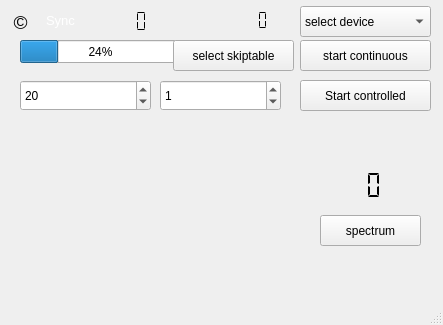
Old version of the form forms/dabscanner.ui in the repository JvanKatwijk/dab-scanner.
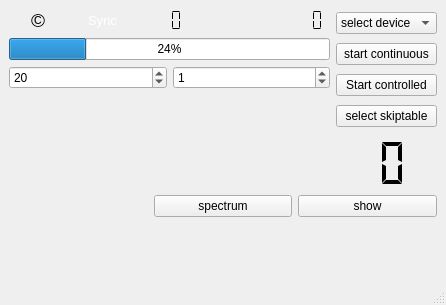
New version of the form.

Patch:
```diff
--- a/forms/dabscanner.ui
+++ b/forms/dabscanner.ui
@@ -6,41 +6,41 @@
    <rect>
     <x>0</x>
     <y>0</y>
-    <width>443</width>
-    <height>325</height>
+    <width>446</width>
+    <height>305</height>
    </rect>
   </property>
   <property name="windowTitle">
    <string>dab-scanner 1.7</string>
   </property>
   <widget class="QWidget" name="centralwidget">
-   <widget class="QLabel" name="localTimeDisplay">
-    <property name="geometry">
-     <rect>
-      <x>270</x>
-      <y>120</y>
-      <width>161</width>
-      <height>21</height>
-     </rect>
-    </property>
+   <layout class="QVBoxLayout" name="verticalLayout_4">
+    <item>
+     <layout class="QHBoxLayout" name="horizontalLayout_7">
+      <item>
+       <layout class="QVBoxLayout" name="verticalLayout_2">
+        <item>
+         <layout class="QHBoxLayout" name="horizontalLayout_3">
+          <item>
+           <widget class="QLabel" name="copyrightLabel">
     <property name="font">
      <font>
-      <pointsize>10</pointsize>
-     </font>
-    </property>
+              <pointsize>14</pointsize>
+             </font>
+            </property>
+            <property name="toolTip">
+             <string>&lt;html&gt;&lt;head/&gt;&lt;body&gt;&lt;p&gt;DabScanner copyright:&lt;/p&gt;&lt;p&gt;J van Katwijk, Lazy Chair Computing. J.vanKatwijk@gmail.com&lt;/p&gt;&lt;p&gt;Copyright of the Qt toolkit used: the Qt Company&lt;/p&gt;&lt;p&gt;Copyright of the libraries used for SDRplay, rtl-sdr based sticks, AIRspy, limeSDR and Hackrf, portaudio, libsndfile and libsamplerate and libfftw3 to their developers&lt;/p&gt;&lt;p&gt;DabScanner  (an SDR-J program) is free software. It is distributed in the hope that it will be useful, but WITHOUT ANY WARRANTY; without even the implied warranty of MERCHANTABILITY or FITNESS FOR A PARTICULAR PURPOSE. See the GNU General Public License for more details.&lt;/p&gt;&lt;p&gt;&lt;br/&gt;&lt;/p&gt;&lt;p&gt;&lt;br/&gt;&lt;/p&gt;&lt;/body&gt;&lt;/html&gt;</string>
+            </property>
     <property name="text">
-     <string/>
-    </property>
-   </widget>
+             <string>©</string>
+            </property>
+            <property name="alignment">
+             <set>Qt::AlignCenter</set>
+            </property>
+           </widget>
+          </item>
+          <item>
    <widget class="QLabel" name="syncedLabel">
-    <property name="geometry">
-     <rect>
-      <x>40</x>
-      <y>10</y>
-      <width>41</width>
-      <height>21</height>
-     </rect>
-    </property>
     <property name="palette">
      <palette>
       <active>
@@ -96,31 +96,9 @@
      <set>Qt::AlignCenter</set>
     </property>
    </widget>
-   <widget class="QLabel" name="motLabel">
-    <property name="geometry">
-     <rect>
-      <x>130</x>
-      <y>0</y>
-      <width>31</width>
-      <height>21</height>
-     </rect>
-    </property>
-    <property name="toolTip">
-     <string>&lt;html&gt;&lt;head/&gt;&lt;body&gt;&lt;p&gt;Synchronization indicator. Greem means sync is OK&lt;/p&gt;&lt;/body&gt;&lt;/html&gt;</string>
-    </property>
-    <property name="text">
-     <string/>
-    </property>
-   </widget>
+          </item>
+          <item>
    <widget class="QLCDNumber" name="snrDisplay">
-    <property name="geometry">
-     <rect>
-      <x>100</x>
-      <y>10</y>
-      <width>64</width>
-      <height>23</height>
-     </rect>
-    </property>
     <property name="toolTip">
      <string>&lt;html&gt;&lt;head/&gt;&lt;body&gt;&lt;p&gt;SNR display, shows the Signal/Noise ratio in the incoming signal. Measurement is by comparing the signal strength of the full signal to that of the null periods of the DAB signal.&lt;/p&gt;&lt;/body&gt;&lt;/html&gt;</string>
     </property>
@@ -134,106 +112,19 @@
      <enum>QLCDNumber::Flat</enum>
     </property>
    </widget>
-   <widget class="QSpinBox" name="channelDelay">
-    <property name="geometry">
-     <rect>
-      <x>20</x>
-      <y>80</y>
-      <width>131</width>
-      <height>31</height>
-     </rect>
-    </property>
+          </item>
+          <item>
+           <widget class="QLabel" name="motLabel">
     <property name="toolTip">
-     <string>&lt;html&gt;&lt;head/&gt;&lt;body&gt;&lt;p&gt;Channel delay. Indicates the amount of time - in seconds - that a channel will be read for ensemble data.&lt;/p&gt;&lt;/body&gt;&lt;/html&gt;</string>
-    </property>
-    <property name="value">
-     <number>20</number>
-    </property>
-   </widget>
-   <widget class="QPushButton" name="startButton">
-    <property name="geometry">
-     <rect>
-      <x>300</x>
-      <y>80</y>
-      <width>131</width>
-      <height>31</height>
-     </rect>
-    </property>
-    <property name="toolTip">
-     <string>&lt;html&gt;&lt;head/&gt;&lt;body&gt;&lt;p&gt;Touching this button will start the processing in &amp;quot;regular&amp;quot; mode. The program will scan for a given number of cycles and then be idle again. The number of cycles can be set by the cycle counter.&lt;br/&gt;&lt;/p&gt;&lt;p&gt;If you select this mode, the button for the &amp;quot;continuous mode&amp;quot; disappears.&lt;/p&gt;&lt;/body&gt;&lt;/html&gt;</string>
-    </property>
+             <string>&lt;html&gt;&lt;head/&gt;&lt;body&gt;&lt;p&gt;Synchronization indicator. Greem means sync is OK&lt;/p&gt;&lt;/body&gt;&lt;/html&gt;</string>
+            </property>
     <property name="text">
-     <string>Start controlled</string>
-    </property>
-   </widget>
-   <widget class="QLabel" name="channelDisplay">
-    <property name="geometry">
-     <rect>
-      <x>30</x>
-      <y>170</y>
-      <width>71</width>
-      <height>31</height>
-     </rect>
-    </property>
-    <property name="font">
-     <font>
-      <pointsize>12</pointsize>
-     </font>
-    </property>
-    <property name="toolTip">
-     <string>&lt;html&gt;&lt;head/&gt;&lt;body&gt;&lt;p&gt;This field will display the name of the channel currently being investigated.&lt;/p&gt;&lt;/body&gt;&lt;/html&gt;</string>
-    </property>
-    <property name="text">
      <string/>
     </property>
    </widget>
-   <widget class="QLabel" name="ensembleDisplay">
-    <property name="geometry">
-     <rect>
-      <x>140</x>
-      <y>170</y>
-      <width>171</width>
-      <height>31</height>
-     </rect>
-    </property>
-    <property name="toolTip">
-     <string>&lt;html&gt;&lt;head/&gt;&lt;body&gt;&lt;p&gt;This field will show the name of the ensemble in the current channel (if any)&lt;/p&gt;&lt;/body&gt;&lt;/html&gt;</string>
-    </property>
-    <property name="text">
-     <string/>
-    </property>
-   </widget>
-   <widget class="QLCDNumber" name="serviceCountDisplay">
-    <property name="geometry">
-     <rect>
-      <x>330</x>
-      <y>170</y>
-      <width>61</width>
-      <height>31</height>
-     </rect>
-    </property>
-    <property name="toolTip">
-     <string>&lt;html&gt;&lt;head/&gt;&lt;body&gt;&lt;p&gt;This field will tell the number of services found in the current ensemble.&lt;/p&gt;&lt;/body&gt;&lt;/html&gt;</string>
-    </property>
-    <property name="frameShape">
-     <enum>QFrame::NoFrame</enum>
-    </property>
-    <property name="digitCount">
-     <number>3</number>
-    </property>
-    <property name="segmentStyle">
-     <enum>QLCDNumber::Flat</enum>
-    </property>
-   </widget>
+          </item>
+          <item>
    <widget class="QLCDNumber" name="offsetDisplay">
-    <property name="geometry">
-     <rect>
-      <x>210</x>
-      <y>10</y>
-      <width>71</width>
-      <height>21</height>
-     </rect>
-    </property>
     <property name="toolTip">
      <string>&lt;html&gt;&lt;head/&gt;&lt;body&gt;&lt;p&gt;Offset display. Shows the offset - in Hz - from the selected frequency needed to establish frequency synchronization.&lt;/p&gt;&lt;/body&gt;&lt;/html&gt;</string>
     </property>
@@ -244,15 +135,13 @@
      <enum>QLCDNumber::Flat</enum>
     </property>
    </widget>
+          </item>
+         </layout>
+        </item>
+        <item>
+         <layout class="QHBoxLayout" name="horizontalLayout_2">
+          <item>
    <widget class="QProgressBar" name="ficSuccessDisplay">
-    <property name="geometry">
-     <rect>
-      <x>20</x>
-      <y>40</y>
-      <width>161</width>
-      <height>23</height>
-     </rect>
-    </property>
     <property name="toolTip">
      <string>&lt;html&gt;&lt;head/&gt;&lt;body&gt;&lt;p&gt;The quality indicator for the decoding of the data in the FIC (&amp;quot;directory&amp;quot;) blocks in the&lt;/p&gt;&lt;p&gt;input stream. 100 is good.&lt;/p&gt;&lt;/body&gt;&lt;/html&gt;</string>
     </property>
@@ -260,15 +149,23 @@
      <number>24</number>
     </property>
    </widget>
+          </item>
+         </layout>
+        </item>
+        <item>
+         <layout class="QHBoxLayout" name="horizontalLayout">
+          <item>
+           <widget class="QSpinBox" name="channelDelay">
+            <property name="toolTip">
+             <string>&lt;html&gt;&lt;head/&gt;&lt;body&gt;&lt;p&gt;Channel delay. Indicates the amount of time - in seconds - that a channel will be read for ensemble data.&lt;/p&gt;&lt;/body&gt;&lt;/html&gt;</string>
+            </property>
+            <property name="value">
+             <number>20</number>
+            </property>
+           </widget>
+          </item>
+          <item>
    <widget class="QSpinBox" name="nrCycles">
-    <property name="geometry">
-     <rect>
-      <x>160</x>
-      <y>80</y>
-      <width>121</width>
-      <height>31</height>
-     </rect>
-    </property>
     <property name="toolTip">
      <string>&lt;html&gt;&lt;head/&gt;&lt;body&gt;&lt;p&gt;Cycle counter. The number here will show the amount of cycles still to be made by the scanning process.&lt;/p&gt;&lt;/body&gt;&lt;/html&gt;</string>
     </property>
@@ -279,15 +176,23 @@
      <number>1</number>
     </property>
    </widget>
+          </item>
+         </layout>
+        </item>
+        <item>
    <widget class="QLabel" name="tii_Label">
-    <property name="geometry">
-     <rect>
-      <x>20</x>
-      <y>120</y>
-      <width>231</width>
-      <height>21</height>
-     </rect>
-    </property>
+          <property name="font">
+           <font>
+            <pointsize>10</pointsize>
+           </font>
+          </property>
+          <property name="text">
+           <string/>
+          </property>
+         </widget>
+        </item>
+        <item>
+         <widget class="QLabel" name="localTimeDisplay">
     <property name="font">
      <font>
       <pointsize>10</pointsize>
@@ -297,15 +202,13 @@
      <string/>
     </property>
    </widget>
+        </item>
+       </layout>
+      </item>
+      <item>
+       <layout class="QVBoxLayout" name="verticalLayout">
+        <item>
    <widget class="QComboBox" name="deviceSelector">
-    <property name="geometry">
-     <rect>
-      <x>300</x>
-      <y>6</y>
-      <width>131</width>
-      <height>31</height>
-     </rect>
-    </property>
     <property name="toolTip">
      <string>&lt;html&gt;&lt;head/&gt;&lt;body&gt;&lt;p&gt;Select a device. The software will wait until you have selected a device.&lt;/p&gt;&lt;/body&gt;&lt;/html&gt;</string>
     </property>
@@ -315,15 +218,9 @@
      </property>
     </item>
    </widget>
+        </item>
+        <item>
    <widget class="QPushButton" name="continuousButton">
-    <property name="geometry">
-     <rect>
-      <x>300</x>
-      <y>40</y>
-      <width>131</width>
-      <height>31</height>
-     </rect>
-    </property>
     <property name="toolTip">
      <string>&lt;html&gt;&lt;head/&gt;&lt;body&gt;&lt;p&gt;Touching this button will set the software in &amp;quot;continuous mode&amp;quot;, it will run over the band until the button is touched for a second time or the program is terminated.&lt;/p&gt;&lt;p&gt;If you run this mode, the selector for &amp;quot;regular use&amp;quot; disappears.&lt;/p&gt;&lt;p&gt;In continuous mode, a table is made visible on which you can indicate that certain channels should be skipped in the scan. By double clicking on a table entry, the option will change from + to - and vv&lt;/p&gt;&lt;/body&gt;&lt;/html&gt;</string>
     </property>
@@ -331,41 +228,19 @@
      <string>start continuous</string>
     </property>
    </widget>
-   <widget class="QLabel" name="operationsLabel">
-    <property name="geometry">
-     <rect>
-      <x>30</x>
-      <y>220</y>
-      <width>201</width>
-      <height>19</height>
-     </rect>
+        </item>
+        <item>
+         <widget class="QPushButton" name="startButton">
+          <property name="toolTip">
+           <string>&lt;html&gt;&lt;head/&gt;&lt;body&gt;&lt;p&gt;Touching this button will start the processing in &amp;quot;regular&amp;quot; mode. The program will scan for a given number of cycles and then be idle again. The number of cycles can be set by the cycle counter.&lt;br/&gt;&lt;/p&gt;&lt;p&gt;If you select this mode, the button for the &amp;quot;continuous mode&amp;quot; disappears.&lt;/p&gt;&lt;/body&gt;&lt;/html&gt;</string>
     </property>
     <property name="text">
-     <string/>
-    </property>
-   </widget>
-   <widget class="QPushButton" name="spectrumSwitch">
-    <property name="geometry">
-     <rect>
-      <x>320</x>
-      <y>215</y>
-      <width>101</width>
-      <height>31</height>
-     </rect>
-    </property>
-    <property name="text">
-     <string>spectrum</string>
-    </property>
-   </widget>
+           <string>Start controlled</string>
+          </property>
+         </widget>
+        </item>
+        <item>
    <widget class="QPushButton" name="countrySelector">
-    <property name="geometry">
-     <rect>
-      <x>173</x>
-      <y>40</y>
-      <width>121</width>
-      <height>31</height>
-     </rect>
-    </property>
     <property name="toolTip">
      <string>&lt;html&gt;&lt;head/&gt;&lt;body&gt;&lt;p&gt;A skipfile is a file (xml format) specifying for each channel in the selected band whether&lt;/p&gt;&lt;p&gt;or not it should be a part of the scan when running in continuous mode.&lt;/p&gt;&lt;p&gt;At the start of the program, one may choose a file. If the file does not exist it will&lt;/p&gt;&lt;p&gt;be created upon program exit.&lt;/p&gt;&lt;p&gt;&lt;br/&gt;&lt;/p&gt;&lt;/body&gt;&lt;/html&gt;</string>
     </property>
@@ -373,43 +248,96 @@
      <string>select skiptable</string>
     </property>
    </widget>
+        </item>
+       </layout>
+      </item>
+     </layout>
+    </item>
+    <item>
+     <layout class="QVBoxLayout" name="verticalLayout_3">
+      <item>
+       <layout class="QHBoxLayout" name="horizontalLayout_4">
+        <item>
+         <widget class="QLabel" name="channelDisplay">
+          <property name="font">
+           <font>
+            <pointsize>12</pointsize>
+           </font>
+          </property>
+          <property name="toolTip">
+           <string>&lt;html&gt;&lt;head/&gt;&lt;body&gt;&lt;p&gt;This field will display the name of the channel currently being investigated.&lt;/p&gt;&lt;/body&gt;&lt;/html&gt;</string>
+          </property>
+          <property name="text">
+           <string/>
+          </property>
+         </widget>
+        </item>
+        <item>
+         <widget class="QLabel" name="ensembleDisplay">
+          <property name="toolTip">
+           <string>&lt;html&gt;&lt;head/&gt;&lt;body&gt;&lt;p&gt;This field will show the name of the ensemble in the current channel (if any)&lt;/p&gt;&lt;/body&gt;&lt;/html&gt;</string>
+          </property>
+          <property name="text">
+           <string/>
+          </property>
+         </widget>
+        </item>
+        <item>
+         <layout class="QHBoxLayout" name="horizontalLayout_5"/>
+        </item>
+        <item>
+         <widget class="QLCDNumber" name="serviceCountDisplay">
+          <property name="toolTip">
+           <string>&lt;html&gt;&lt;head/&gt;&lt;body&gt;&lt;p&gt;This field will tell the number of services found in the current ensemble.&lt;/p&gt;&lt;/body&gt;&lt;/html&gt;</string>
+          </property>
+          <property name="frameShape">
+           <enum>QFrame::NoFrame</enum>
+          </property>
+          <property name="digitCount">
+           <number>3</number>
+          </property>
+          <property name="segmentStyle">
+           <enum>QLCDNumber::Flat</enum>
+          </property>
+         </widget>
+        </item>
+       </layout>
+      </item>
+      <item>
+       <layout class="QHBoxLayout" name="horizontalLayout_6">
+        <item>
+         <widget class="QLabel" name="operationsLabel">
+          <property name="text">
+           <string/>
+          </property>
+         </widget>
+        </item>
+        <item>
+         <widget class="QPushButton" name="spectrumSwitch">
+          <property name="text">
+           <string>spectrum</string>
+          </property>
+         </widget>
+        </item>
+        <item>
+         <widget class="QPushButton" name="showTable">
+          <property name="text">
+           <string>show</string>
+          </property>
+         </widget>
+        </item>
+       </layout>
+      </item>
+      <item>
    <widget class="QLabel" name="skipfileName">
-    <property name="geometry">
-     <rect>
-      <x>20</x>
-      <y>260</y>
-      <width>401</width>
-      <height>20</height>
-     </rect>
-    </property>
     <property name="text">
      <string/>
     </property>
    </widget>
-   <widget class="QLabel" name="copyrightLabel">
-    <property name="geometry">
-     <rect>
-      <x>0</x>
-      <y>10</y>
-      <width>41</width>
-      <height>24</height>
-     </rect>
-    </property>
-    <property name="font">
-     <font>
-      <pointsize>14</pointsize>
-     </font>
-    </property>
-    <property name="toolTip">
-     <string>&lt;html&gt;&lt;head/&gt;&lt;body&gt;&lt;p&gt;DabScanner copyright:&lt;/p&gt;&lt;p&gt;J van Katwijk, Lazy Chair Computing. J.vanKatwijk@gmail.com&lt;/p&gt;&lt;p&gt;Copyright of the Qt toolkit used: the Qt Company&lt;/p&gt;&lt;p&gt;Copyright of the libraries used for SDRplay, rtl-sdr based sticks, AIRspy, limeSDR and Hackrf, portaudio, libsndfile and libsamplerate and libfftw3 to their developers&lt;/p&gt;&lt;p&gt;DabScanner  (an SDR-J program) is free software. It is distributed in the hope that it will be useful, but WITHOUT ANY WARRANTY; without even the implied warranty of MERCHANTABILITY or FITNESS FOR A PARTICULAR PURPOSE. See the GNU General Public License for more details.&lt;/p&gt;&lt;p&gt;&lt;br/&gt;&lt;/p&gt;&lt;p&gt;&lt;br/&gt;&lt;/p&gt;&lt;/body&gt;&lt;/html&gt;</string>
-    </property>
-    <property name="text">
-     <string>©</string>
-    </property>
-    <property name="alignment">
-     <set>Qt::AlignCenter</set>
-    </property>
-   </widget>
+      </item>
+     </layout>
+    </item>
+   </layout>
   </widget>
   <widget class="QStatusBar" name="statusbar"/>
  </widget>
```
Left out of the diff: 2 changed lines with no effect on the pictures. Lines whose indentation alone changed are shown as unchanged.
